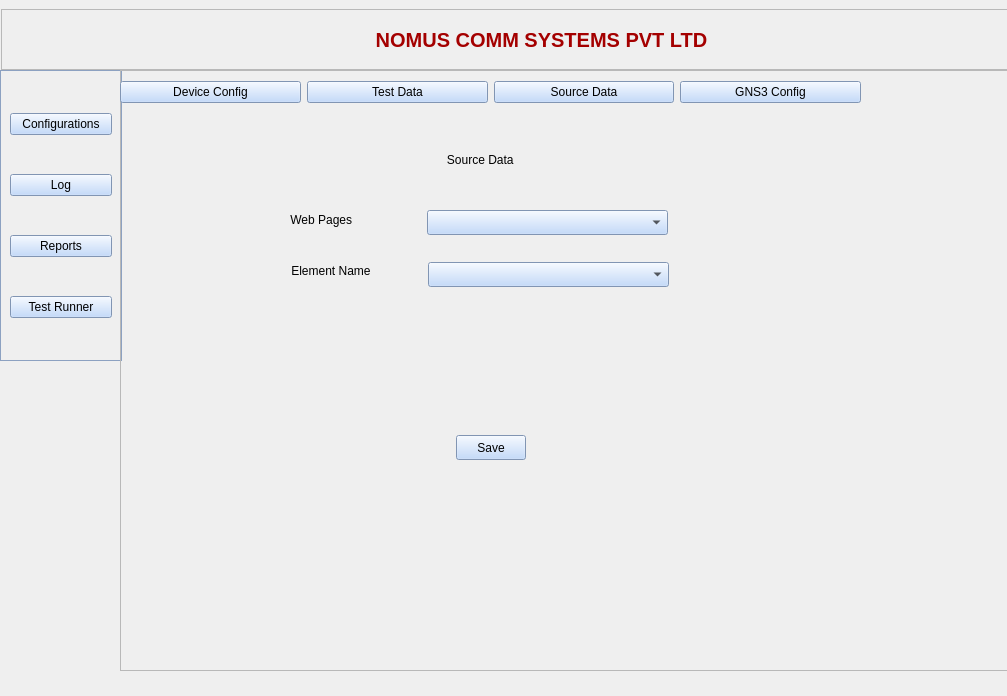
The window that FUNCTIONALITY_TOOL/ui/source_data.ui (skystar23/Automation_tool) describes before a commit, drawn with Qt 5.
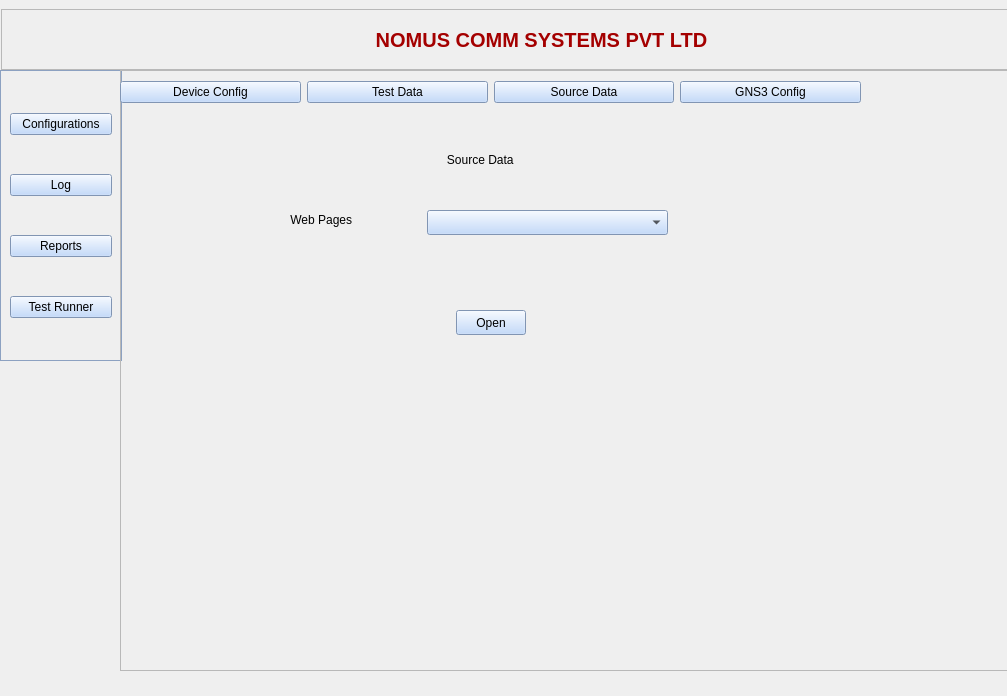
The same window after the commit.

```diff
--- a/FUNCTIONALITY_TOOL/ui/source_data.ui
+++ b/FUNCTIONALITY_TOOL/ui/source_data.ui
@@ -1595,19 +1595,6 @@
        <string> Web Pages</string>
       </property>
      </widget>
-     <widget class="QLabel" name="element_name_label">
-      <property name="geometry">
-       <rect>
-        <x>158</x>
-        <y>142</y>
-        <width>110</width>
-        <height>17</height>
-       </rect>
-      </property>
-      <property name="text">
-       <string> Element Name</string>
-      </property>
-     </widget>
      <widget class="QComboBox" name="web_page_dp">
       <property name="geometry">
        <rect>
@@ -1618,27 +1605,17 @@
        </rect>
       </property>
      </widget>
-     <widget class="QComboBox" name="element_name_dp">
-      <property name="geometry">
-       <rect>
-        <x>298</x>
-        <y>142</y>
-        <width>241</width>
-        <height>25</height>
-       </rect>
-      </property>
-     </widget>
-     <widget class="QPushButton" name="src_save">
+     <widget class="QPushButton" name="src_data_open">
       <property name="geometry">
        <rect>
         <x>326</x>
-        <y>315</y>
+        <y>190</y>
         <width>70</width>
         <height>25</height>
        </rect>
       </property>
       <property name="text">
-       <string>Save</string>
+       <string>Open</string>
       </property>
      </widget>
     </widget>
```
